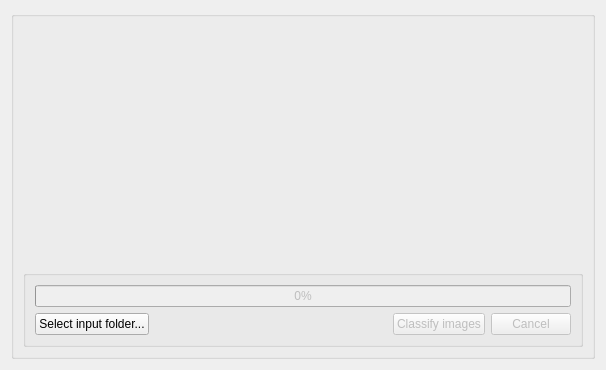
First picture: the form in view/inputimageswidget.ui, repository Joensw/RCAIT, before the edit.
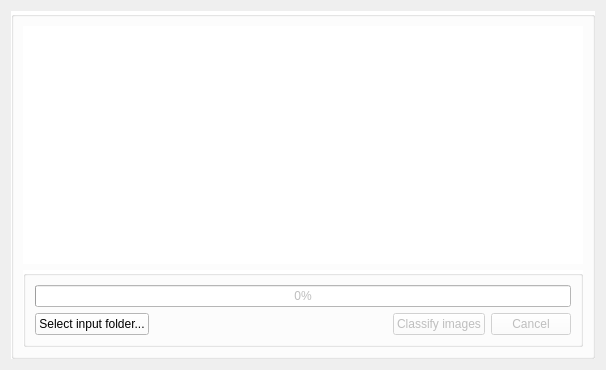
Second picture: the form after the edit. Icons and pictures are not drawn. Custom widgets are drawn as their Qt base class.

What changed in the file:
```diff
--- a/view/inputimageswidget.ui
+++ b/view/inputimageswidget.ui
@@ -16,6 +16,9 @@
   <layout class="QHBoxLayout" name="horizontalLayout">
       <item>
           <widget class="QGroupBox" name="groupBox">
+     <property name="styleSheet">
+      <string notr="true">background-color: rgb(255,255,255);</string>
+     </property>
               <property name="title">
                   <string/>
               </property>
@@ -25,6 +28,11 @@
                           <property name="enabled">
                               <bool>false</bool>
                           </property>
+        <property name="styleSheet">
+         <string notr="true"> QListWidget {
+     background-color: transparent;
+  }</string>
+        </property>
                           <property name="iconSize" stdset="0">
                               <size>
                                   <width>100</width>
```
Left out of the diff: 12 changed lines with no effect on the pictures. Lines whose indentation alone changed are shown as unchanged.
